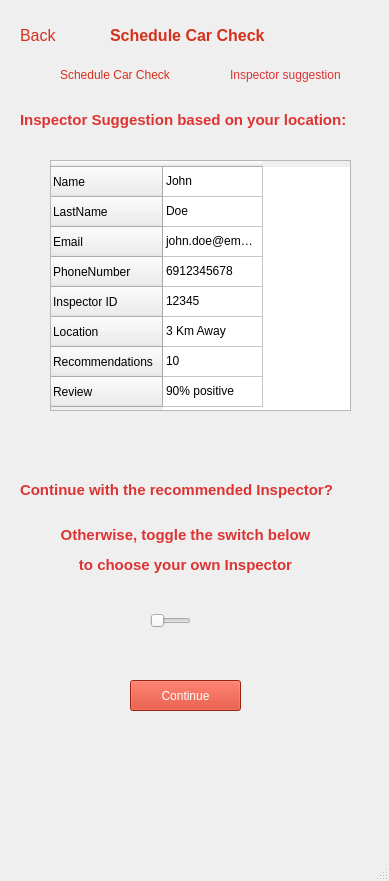
st1069364/CarBazaar, file src/ui/qt_ui/car_check_2.ui: the form before one commit.
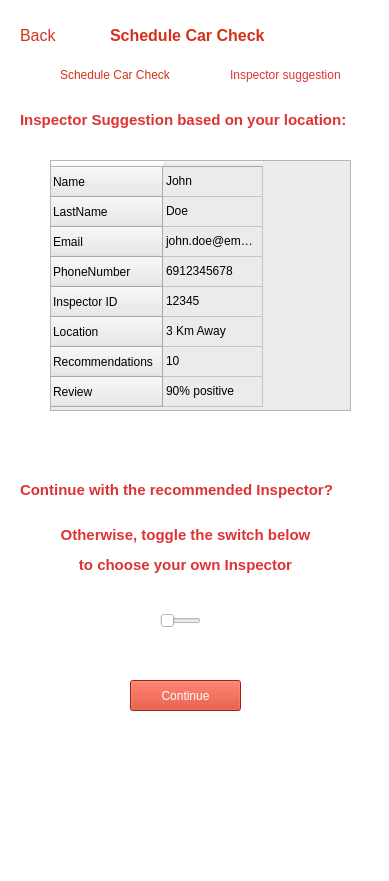
The form after the commit. Icons and pictures are not drawn.

Commit message: Fixed window background color in UI screens of Car Check

What changed in the file:
```diff
--- a/src/ui/qt_ui/car_check_2.ui
+++ b/src/ui/qt_ui/car_check_2.ui
@@ -11,7 +11,14 @@
    </rect>
   </property>
   <property name="windowTitle">
-   <string>MainWindow</string>
+   <string>Schedule Car Check</string>
+  </property>
+  <property name="windowIcon">
+   <iconset resource="app_res.qrc">
+    <normaloff>:/resources/resources/CarBazaar_logo_trans.png</normaloff>:/resources/resources/CarBazaar_logo_trans.png</iconset>
+  </property>
+  <property name="styleSheet">
+   <string notr="true">background-color: rgb(255, 255, 255);</string>
   </property>
   <widget class="QWidget" name="centralwidget">
    <widget class="QLabel" name="label_2">
@@ -215,7 +222,7 @@
    <widget class="QSlider" name="horizontalSlider">
     <property name="geometry">
      <rect>
-      <x>150</x>
+      <x>160</x>
       <y>610</y>
       <width>41</width>
       <height>22</height>
@@ -269,6 +276,9 @@
       <height>0</height>
      </size>
     </property>
+    <property name="styleSheet">
+     <string notr="true">background-color: rgb(235, 235, 235);</string>
+    </property>
     <row>
      <property name="text">
       <string>Name</string>
```
Left out of the diff: 2 changed lines with no effect on the pictures. The commit also changes 3 other files.
